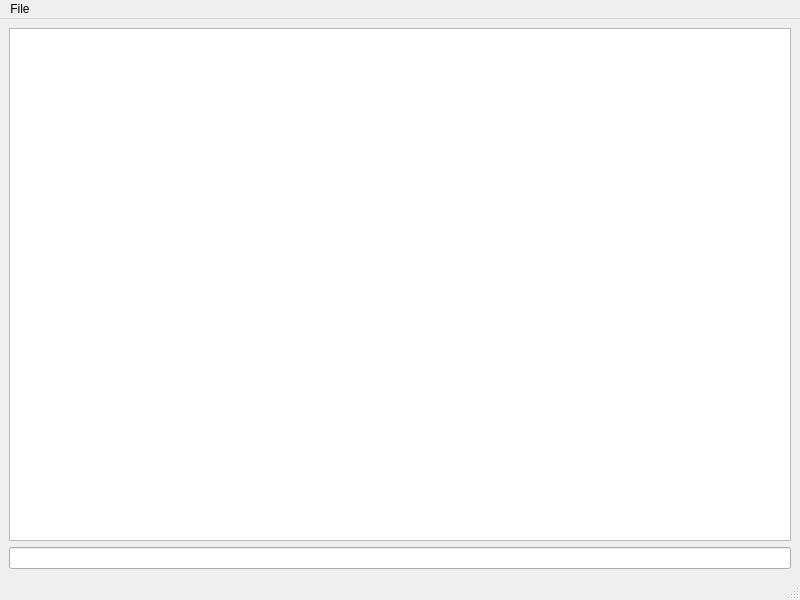
Old version of the form ui/mainwindow.ui in the repository mnaka/LaZR.
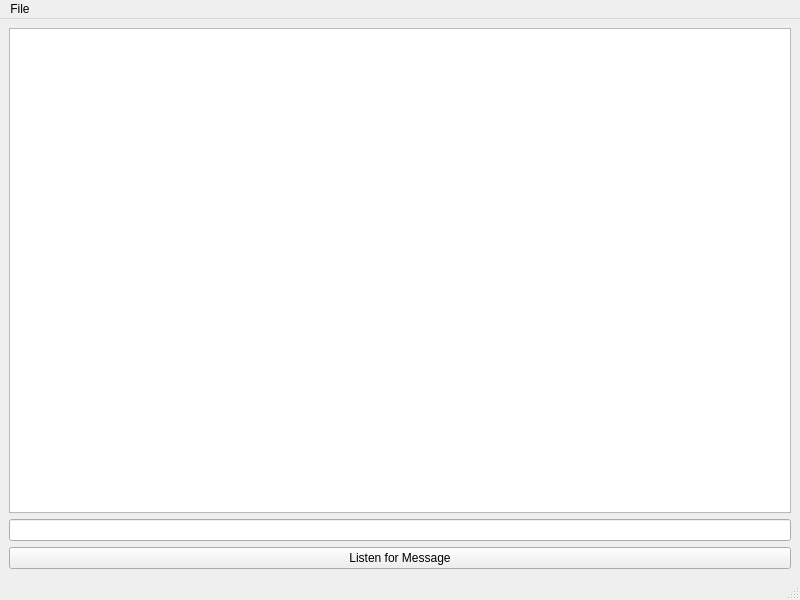
New version of the form.

Commit message: Switch user interface and device interface to new read/write methods

```diff
--- a/ui/mainwindow.ui
+++ b/ui/mainwindow.ui
@@ -27,6 +27,13 @@
         </property>
        </widget>
       </item>
+      <item row="2" column="0">
+       <widget class="QPushButton" name="ListenButton">
+        <property name="text">
+         <string>Listen for Message</string>
+        </property>
+       </widget>
+      </item>
      </layout>
     </item>
    </layout>
```
Left out of the diff: 2 changed lines with no effect on the pictures. The commit also changes 4 other files.
